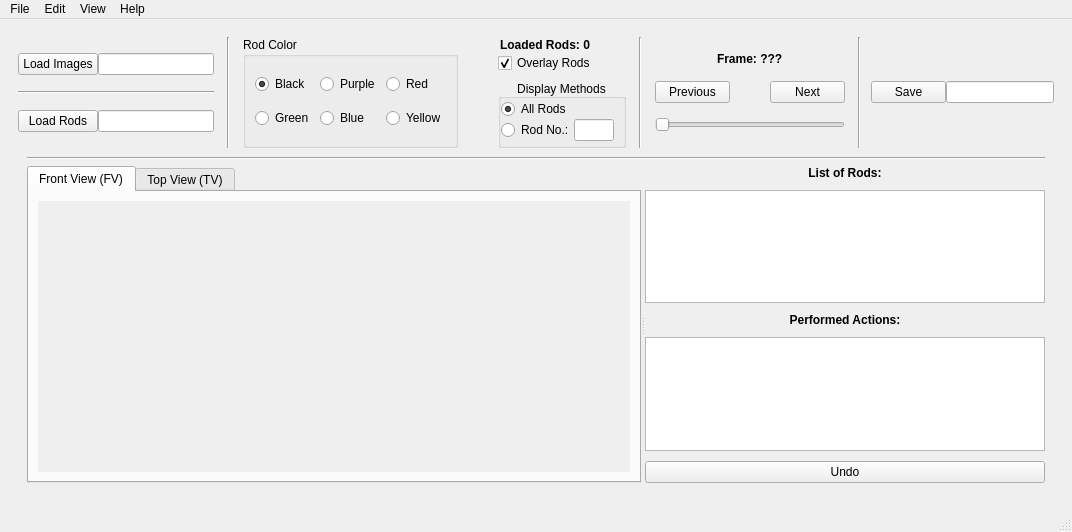
This is Python/ui/mainwindow_layout.ui in ANP-Granular/ParticleTracking as Qt 5 draws it before an edit. The edited form follows.
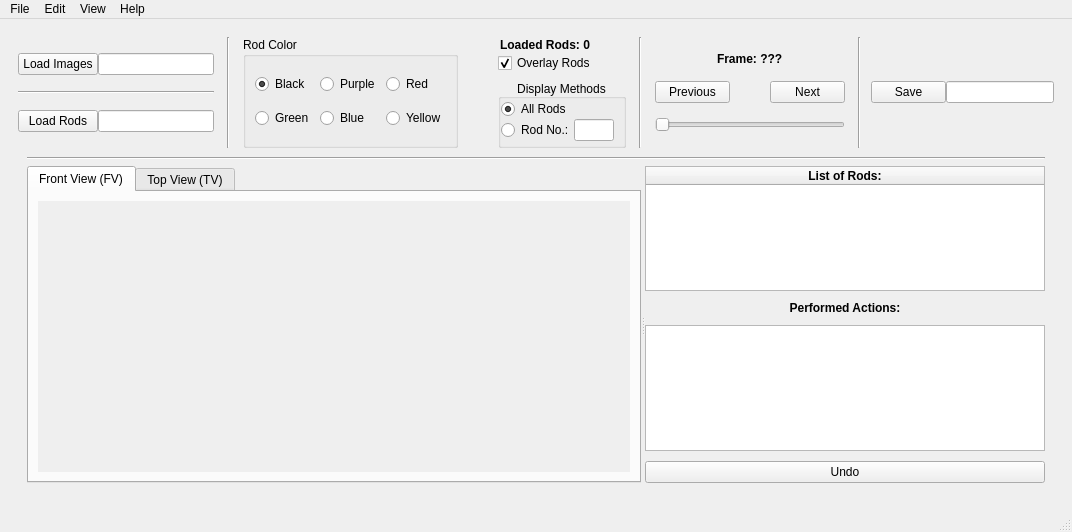
This is the edited form. Icons and pictures are not drawn. Custom widgets are drawn as their Qt base class.

Commit message:
Implements a tree visualization for loaded rods.
A tree view is added to the UI, that is populated with all loaded rods and their respective "seen" status.
It allows to select rods from this view and also changes the displayed images/colors accordingly.

```diff
--- a/Python/ui/mainwindow_layout.ui
+++ b/Python/ui/mainwindow_layout.ui
@@ -795,7 +795,7 @@
               </widget>
              </widget>
              <widget class="QWidget" name="verticalLayoutWidget">
-              <layout class="QVBoxLayout" name="undo_layout" stretch="0,0,0,0,0">
+              <layout class="QVBoxLayout" name="undo_layout" stretch="0,0,0,0">
                <property name="spacing">
                 <number>10</number>
                </property>
@@ -803,27 +803,7 @@
                 <enum>QLayout::SetMaximumSize</enum>
                </property>
                <item>
-                <widget class="QLabel" name="lbl_rodslist">
-                 <property name="font">
-                  <font>
-                   <pointsize>9</pointsize>
-                   <weight>75</weight>
-                   <bold>true</bold>
-                  </font>
-                 </property>
-                 <property name="styleSheet">
-                  <string notr="true">background-color: transparent;font-weight: bold;</string>
-                 </property>
-                 <property name="text">
-                  <string>List of Rods:</string>
-                 </property>
-                 <property name="alignment">
-                  <set>Qt::AlignCenter</set>
-                 </property>
-                </widget>
-               </item>
-               <item>
-                <widget class="QListWidget" name="lv_rods">
+                <widget class="QTreeWidget" name="tv_rods">
                  <property name="sizePolicy">
                   <sizepolicy hsizetype="Maximum" vsizetype="Expanding">
                    <horstretch>0</horstretch>
@@ -836,6 +816,29 @@
                    <height>16777215</height>
                   </size>
                  </property>
+                 <attribute name="headerMinimumSectionSize">
+                  <number>26</number>
+                 </attribute>
+                 <attribute name="headerDefaultSectionSize">
+                  <number>100</number>
+                 </attribute>
+                 <attribute name="headerStretchLastSection">
+                  <bool>true</bool>
+                 </attribute>
+                 <column>
+                  <property name="text">
+                   <string>List of Rods:</string>
+                  </property>
+                  <property name="font">
+                   <font>
+                    <weight>75</weight>
+                    <bold>true</bold>
+                   </font>
+                  </property>
+                  <property name="textAlignment">
+                   <set>AlignCenter</set>
+                  </property>
+                 </column>
                 </widget>
                </item>
                <item>
```
The commit also changes 3 other files.
